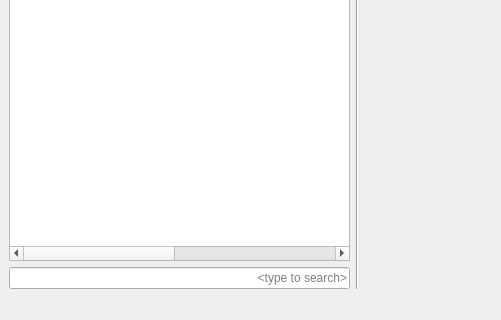
The window that src/mainwindow.ui (eugene-melnik/alexandra) describes before a commit, drawn with Qt 5; both pictures show x 0 to 501 and y 180 to 500 of the 950 by 500 pixel window.
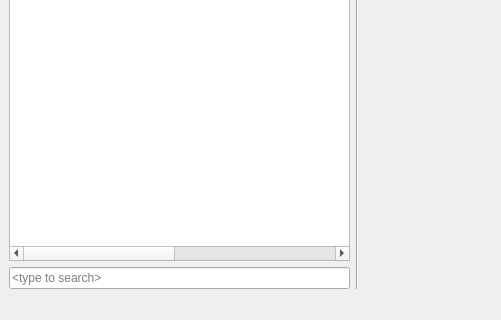
The same window after the commit. Icons and pictures are not drawn. Custom widgets are drawn as their Qt base class.

Patch:
```diff
--- a/src/mainwindow.ui
+++ b/src/mainwindow.ui
@@ -90,12 +90,6 @@
         </item>
         <item>
          <widget class="QLineEdit" name="eFilter">
-          <property name="maximumSize">
-           <size>
-            <width>16777215</width>
-            <height>16777215</height>
-           </size>
-          </property>
           <property name="toolTip">
            <string>Type keyword for filtering films list</string>
           </property>
@@ -109,7 +103,7 @@
            <bool>true</bool>
           </property>
           <property name="alignment">
-           <set>Qt::AlignRight|Qt::AlignTrailing|Qt::AlignVCenter</set>
+           <set>Qt::AlignLeading|Qt::AlignLeft|Qt::AlignVCenter</set>
           </property>
           <property name="placeholderText">
            <string>&lt;type to search&gt;</string>
```
Left out of the diff: 16 changed lines with no effect on the pictures.
